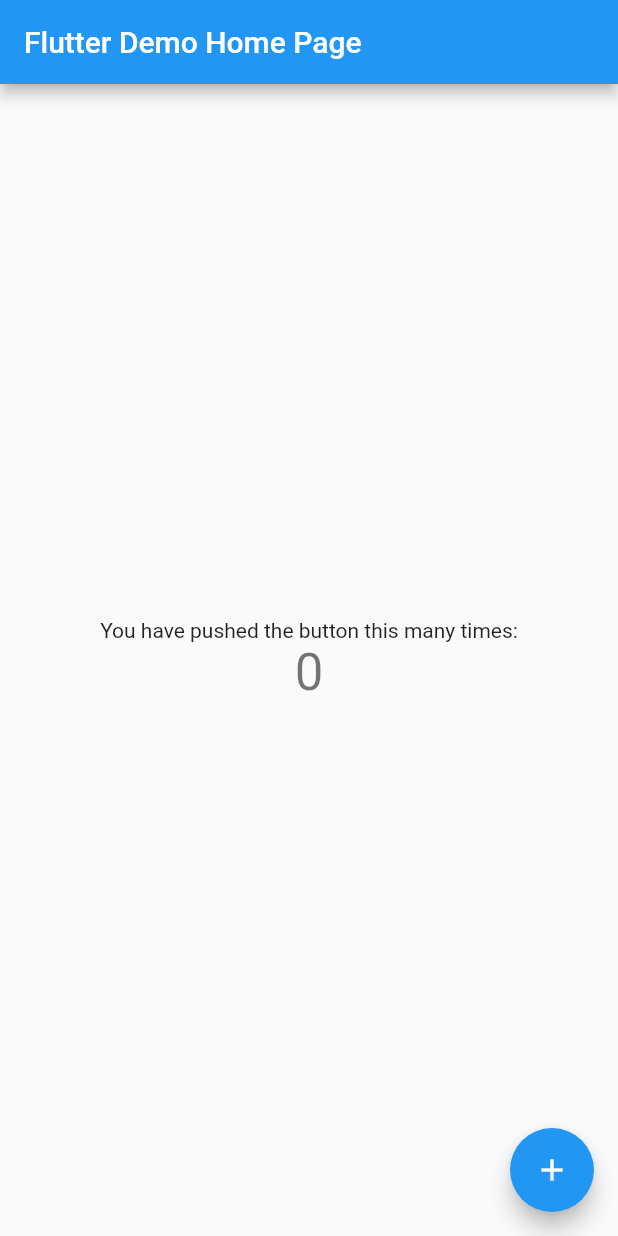
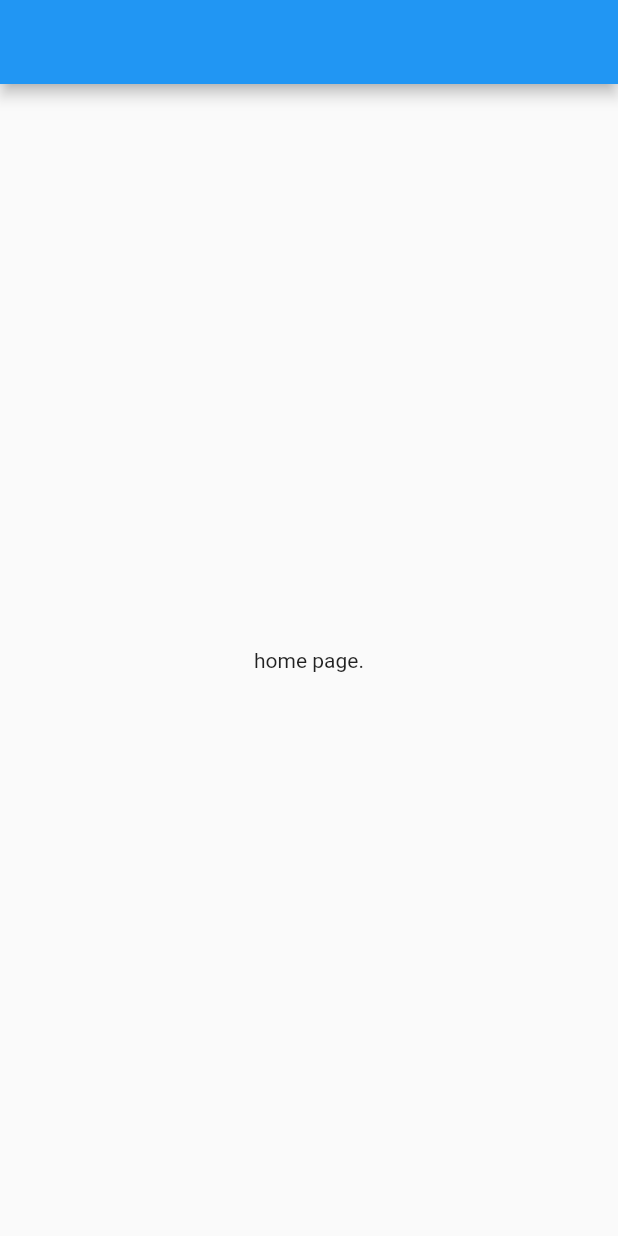
Before and after one commit to szk18/bank_app, a Flutter app: the screen it shows after launch, on a phone screen of 412 x 824 dp. Run offline on Flutter 3.47's test engine with Material 2 defaults, Android fonts, the phone set to English and light mode, and no system bars.

Commit message:
update: Home widgetを別ファイルに切り出す

```diff
--- a/lib/main.dart
+++ b/lib/main.dart
@@ -1,3 +1,4 @@
+import 'package:bank_app/ui/pages/home.dart';
 import 'package:flutter/material.dart';
 
 void main() {
@@ -5,113 +6,14 @@
 }
 
 class MyApp extends StatelessWidget {
-  // This widget is the root of your application.
   @override
   Widget build(BuildContext context) {
     return MaterialApp(
       title: 'Flutter Demo',
       theme: ThemeData(
-        // This is the theme of your application.
-        //
-        // Try running your application with "flutter run". You'll see the
-        // application has a blue toolbar. Then, without quitting the app, try
-        // changing the primarySwatch below to Colors.green and then invoke
-        // "hot reload" (press "r" in the console where you ran "flutter run",
-        // or simply save your changes to "hot reload" in a Flutter IDE).
-        // Notice that the counter didn't reset back to zero; the application
-        // is not restarted.
-        primarySwatch: Colors.blue,
-        // This makes the visual density adapt to the platform that you run
-        // the app on. For desktop platforms, the controls will be smaller and
-        // closer together (more dense) than on mobile platforms.
         visualDensity: VisualDensity.adaptivePlatformDensity,
       ),
-      home: MyHomePage(title: 'Flutter Demo Home Page'),
+      home: Home(),
     );
   }
 }
-
-class MyHomePage extends StatefulWidget {
-  MyHomePage({Key key, this.title}) : super(key: key);
-
-  // This widget is the home page of your application. It is stateful, meaning
-  // that it has a State object (defined below) that contains fields that affect
-  // how it looks.
-
-  // This class is the configuration for the state. It holds the values (in this
-  // case the title) provided by the parent (in this case the App widget) and
-  // used by the build method of the State. Fields in a Widget subclass are
-  // always marked "final".
-
-  final String title;
-
-  @override
-  _MyHomePageState createState() => _MyHomePageState();
-}
-
-class _MyHomePageState extends State<MyHomePage> {
-  int _counter = 0;
-
-  void _incrementCounter() {
-    setState(() {
-      // This call to setState tells the Flutter framework that something has
-      // changed in this State, which causes it to rerun the build method below
-      // so that the display can reflect the updated values. If we changed
-      // _counter without calling setState(), then the build method would not be
-      // called again, and so nothing would appear to happen.
-      _counter++;
-    });
-  }
-
-  @override
-  Widget build(BuildContext context) {
-    // This method is rerun every time setState is called, for instance as done
-    // by the _incrementCounter method above.
-    //
-    // The Flutter framework has been optimized to make rerunning build methods
-    // fast, so that you can just rebuild anything that needs updating rather
-    // than having to individually change instances of widgets.
-    return Scaffold(
-      appBar: AppBar(
-        // Here we take the value from the MyHomePage object that was created by
-        // the App.build method, and use it to set our appbar title.
-        title: Text(widget.title),
-      ),
-      body: Center(
-        // Center is a layout widget. It takes a single child and positions it
-        // in the middle of the parent.
-        child: Column(
-          // Column is also a layout widget. It takes a list of children and
-          // arranges them vertically. By default, it sizes itself to fit its
-          // children horizontally, and tries to be as tall as its parent.
-          //
-          // Invoke "debug painting" (press "p" in the console, choose the
-          // "Toggle Debug Paint" action from the Flutter Inspector in Android
-          // Studio, or the "Toggle Debug Paint" command in Visual Studio Code)
-          // to see the wireframe for each widget.
-          //
-          // Column has various properties to control how it sizes itself and
-          // how it positions its children. Here we use mainAxisAlignment to
-          // center the children vertically; the main axis here is the vertical
-          // axis because Columns are vertical (the cross axis would be
-          // horizontal).
-          mainAxisAlignment: MainAxisAlignment.center,
-          children: <Widget>[
-            Text(
-              'You have pushed the button this many times:',
-            ),
-            Text(
-              '$_counter',
-              style: Theme.of(context).textTheme.headline4,
-            ),
-          ],
-        ),
-      ),
-      floatingActionButton: FloatingActionButton(
-        onPressed: _incrementCounter,
-        tooltip: 'Increment',
-        child: Icon(Icons.add),
-      ), // This trailing comma makes auto-formatting nicer for build methods.
-    );
-  }
-}
--- /dev/null
+++ b/lib/ui/pages/home.dart
@@ -0,0 +1,13 @@
+import 'package:flutter/material.dart';
+
+class Home extends StatelessWidget {
+  @override
+  Widget build(BuildContext context) {
+    return Scaffold(
+      appBar: AppBar(),
+      body: Container(
+        child: Center(child: Text('home page.')),
+      ),
+    );
+  }
+}
```
Also changed, not shown: 1 other file.
